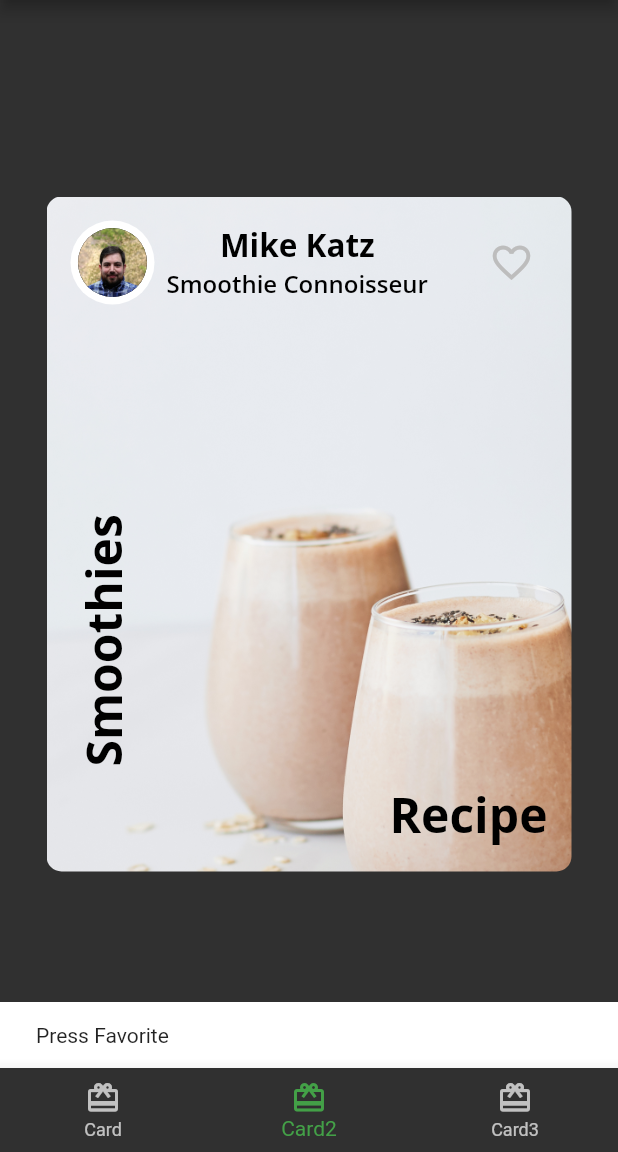
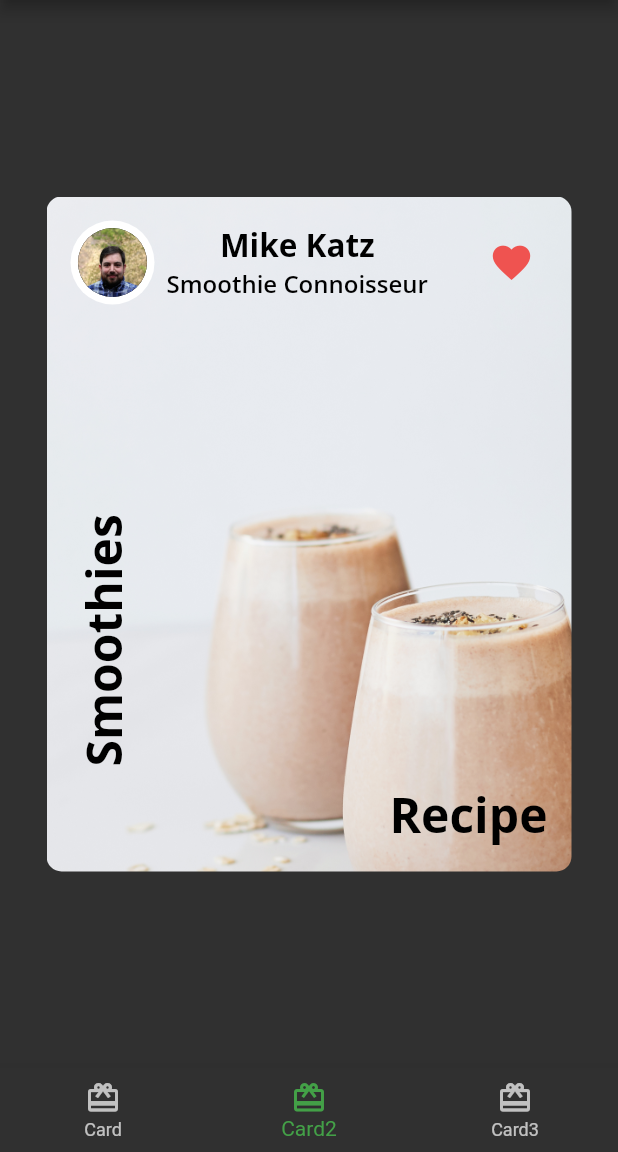
Before and after one commit to blessed-sibanda/fooderlich, a Flutter app: the screen it shows after launch, item 2 of the bottom bar chosen, after a tap on the "favorite outline" icon, on a phone screen of 412 x 824 dp, the part 84-1236 px from its top. Run offline on Flutter 3.47's test engine with Material 2 defaults, Android fonts, the phone set to English and light mode, and no system bars; our stand-ins replace google_fonts.

Commit message:
toggle favorite in author-card

```diff
--- a/lib/author_card.dart
+++ b/lib/author_card.dart
@@ -2,7 +2,7 @@ import 'package:flutter/material.dart';
 import 'package:fooderlich/circle_image.dart';
 import 'package:fooderlich/fooderlich_theme.dart';
 
-class AuthorCard extends StatelessWidget {
+class AuthorCard extends StatefulWidget {
   final String authorName;
   final String title;
   final ImageProvider imageProvider;
@@ -15,6 +15,13 @@ class AuthorCard extends StatelessWidget {
       : super(key: key);
 
   @override
+  _AuthorCardState createState() => _AuthorCardState();
+}
+
+class _AuthorCardState extends State<AuthorCard> {
+  bool _isFavorite = false;
+
+  @override
   Widget build(BuildContext context) {
     return Container(
       padding: const EdgeInsets.all(16),
@@ -24,7 +31,7 @@ class AuthorCard extends StatelessWidget {
           Row(
             children: [
               CircleImage(
-                imageProvider: imageProvider,
+                imageProvider: widget.imageProvider,
                 imageRadius: 28,
               ),
               const SizedBox(
@@ -34,11 +41,11 @@ class AuthorCard extends StatelessWidget {
                 crossAxisAlignment: CrossAxisAlignment.center,
                 children: [
                   Text(
-                    authorName,
+                    widget.authorName,
                     style: FooderlichTheme.lightTextTheme.headline2,
                   ),
                   Text(
-                    title,
+                    widget.title,
                     style: FooderlichTheme.lightTextTheme.headline3,
                   ),
                 ],
@@ -47,13 +54,14 @@ class AuthorCard extends StatelessWidget {
           ),
           IconButton(
               onPressed: () {
-                const snackBar = SnackBar(content: Text('Press Favorite'));
-                ScaffoldMessenger.of(context).showSnackBar(snackBar);
+                setState(() {
+                  _isFavorite = !_isFavorite;
+                });
               },
               icon: Icon(
-                Icons.favorite_border,
+                _isFavorite ? Icons.favorite : Icons.favorite_border,
                 size: 30,
-                color: Colors.grey[400],
+                color: Colors.red[400],
               ))
         ],
       ),
```
